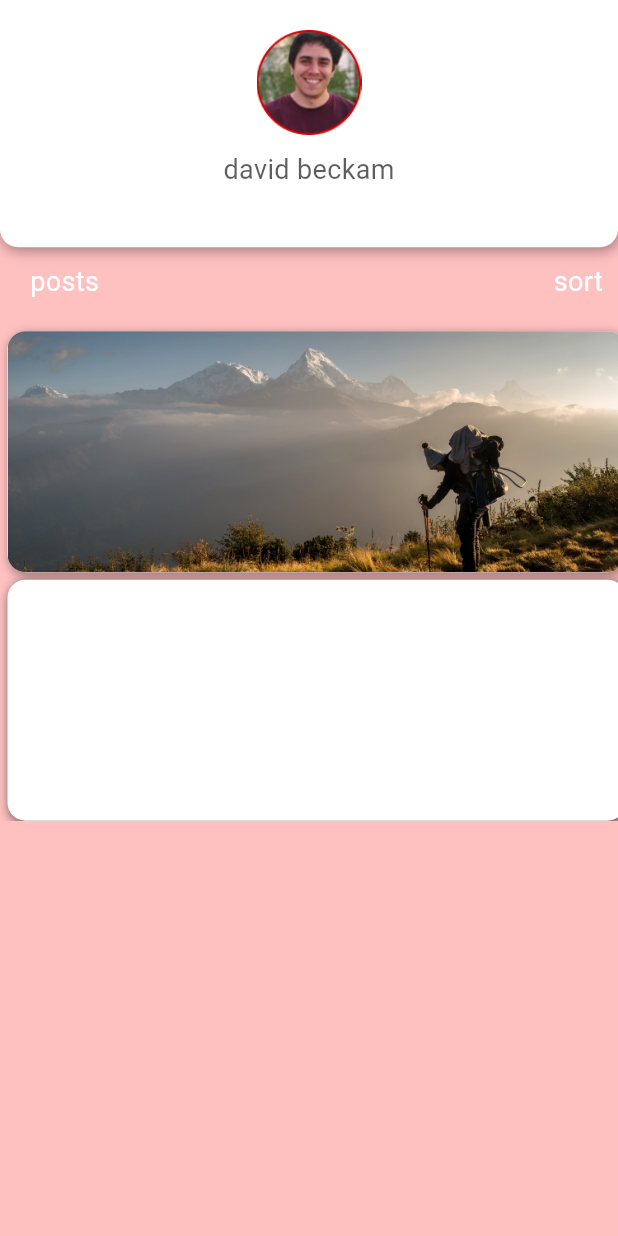
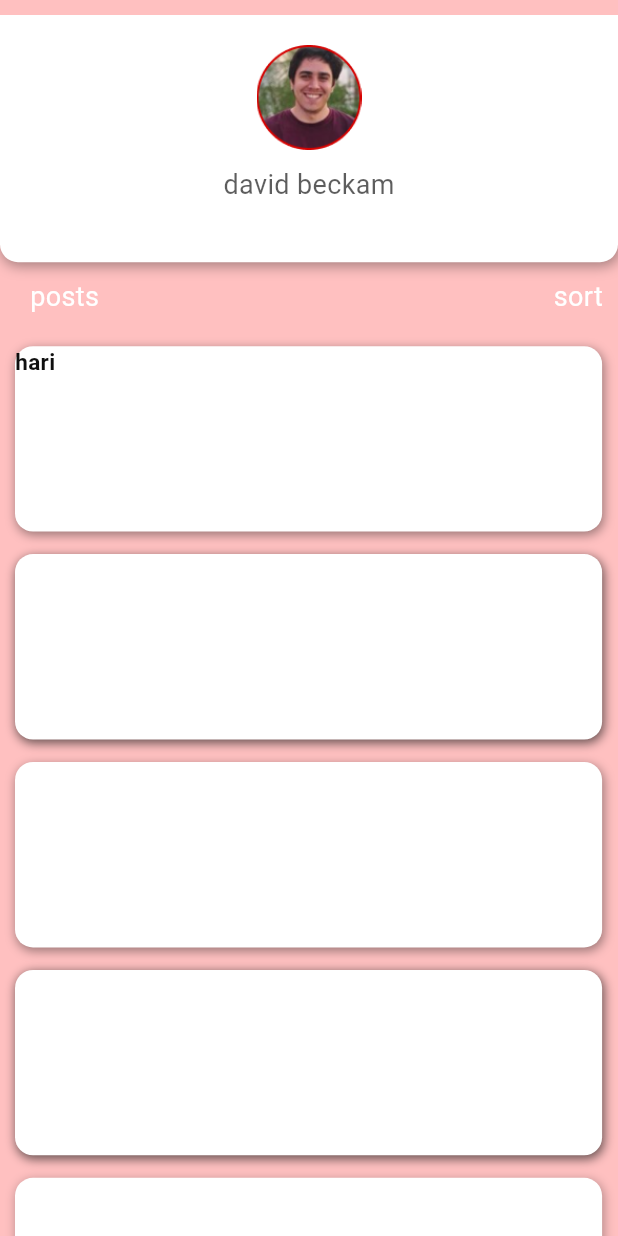
Before and after one commit to Alphonsa-Project/wander-in-flutter, a Flutter app: the screen it shows after launch, on a phone screen of 412 x 824 dp. Run offline on Flutter 3.47's test engine with Material 3 defaults, Android fonts, the phone set to English and light mode, and no system bars; our stand-ins replace firebase_core; accounts and stored records are empty; Roboto replaces fonts that are missing (fam).

Commit message:
blogpage changed

```diff
--- a/lib/blogs.dart
+++ b/lib/blogs.dart
@@ -13,8 +13,14 @@
     return Scaffold(
       backgroundColor: Color.fromARGB(255, 255, 192, 192),
       body: SafeArea(
+        child: Padding(
+          padding: const EdgeInsets.only(top: 10.0),
           child: Container(
             height: MediaQuery.of(context).size.height,
+            width: MediaQuery.of(context).size.width,
+            child: SingleChildScrollView(
+              child: Container(
+                //height: MediaQuery.of(context).size.height,
                 width: MediaQuery.of(context).size.width,
                 child: Column(
                   mainAxisAlignment: MainAxisAlignment.start,
@@ -47,8 +53,8 @@
                                   width: 70,
                                   decoration: BoxDecoration(
                                       image: DecorationImage(
-                                  image:
-                                      AssetImage("assets/images/david.png"))),
+                                          image: AssetImage(
+                                              "assets/images/david.png"))),
                                 ),
                               ),
                             ),
@@ -59,7 +65,8 @@
                               child: Text(
                                 'david beckam',
                                 style: TextStyle(
-                            fontSize: 18, color: Color.fromARGB(162, 0, 0, 0)),
+                                    fontSize: 18,
+                                    color: Color.fromARGB(162, 0, 0, 0)),
                               ),
                             ),
                           ),
@@ -78,16 +85,14 @@
                                 color: Color.fromARGB(255, 255, 255, 255)),
                           ),
                         ),
-                Center(
-                  child: Padding(
-                    padding:
-                        const EdgeInsets.only(left: 20, top: 10, right: 10),
+                        Padding(
+                          padding: const EdgeInsets.only(
+                              left: 20, top: 10, right: 10),
                           child: Text(
                             'sort',
                             style: TextStyle(
                                 fontSize: 18,
                                 color: Color.fromARGB(255, 255, 255, 255)),
-                    ),
                           ),
                         ),
                       ],
@@ -103,19 +108,17 @@
                     // ),
                     SingleChildScrollView(
                       scrollDirection: Axis.horizontal,
-              child: Row(
-                children: [
-                  Column(
+                      child: Column(
                         children: [
                           Padding(
-                        padding: const EdgeInsets.only(left: 5.0, top: 20),
+                            padding: const EdgeInsets.only(
+                              left: 10,
+                              top: 20,
+                            ),
                             child: Container(
-                          height: MediaQuery.of(context).size.height * .195,
-                          width: MediaQuery.of(context).size.width,
+                              height: MediaQuery.of(context).size.height * .15,
+                              width: MediaQuery.of(context).size.width * .95,
                               decoration: BoxDecoration(
-                              image: DecorationImage(
-                                  image: AssetImage('assets/images/r.png'),
-                                  fit: BoxFit.cover),
                                   color: Color.fromARGB(255, 255, 255, 255),
                                   borderRadius: BorderRadius.circular(12),
                                   boxShadow: [
@@ -124,13 +127,30 @@
                                         blurRadius: 5,
                                         offset: Offset(1, 2))
                                   ]),
+                              child: Column(
+                                mainAxisAlignment: MainAxisAlignment.start,
+                                crossAxisAlignment: CrossAxisAlignment.start,
+                                children: [
+                                  Text(
+                                    "hari ",
+                                    style: TextStyle(
+                                        fontSize: 15,
+                                        color: Color(0xff0000000),
+                                        fontWeight: FontWeight.w700,
+                                        fontFamily: 'fam'),
+                                  ),
+                                ],
+                              ),
                             ),
                           ),
                           Padding(
-                        padding: const EdgeInsets.only(left: 5.0, top: 5),
+                            padding: const EdgeInsets.only(
+                              left: 10,
+                              top: 15,
+                            ),
                             child: Container(
-                          height: MediaQuery.of(context).size.height * .195,
-                          width: MediaQuery.of(context).size.width,
+                              height: MediaQuery.of(context).size.height * .15,
+                              width: MediaQuery.of(context).size.width * .95,
                               decoration: BoxDecoration(
                                   color: Color.fromARGB(255, 255, 255, 255),
                                   borderRadius: BorderRadius.circular(12),
@@ -142,15 +162,11 @@
                                   ]),
                             ),
                           ),
-                    ],
-                  ),
-                  Column(
-                    children: [
                           Padding(
-                        padding: const EdgeInsets.only(left: 5.0, top: 20),
+                            padding: const EdgeInsets.only(left: 10, top: 15),
                             child: Container(
-                          height: MediaQuery.of(context).size.height * .195,
-                          width: MediaQuery.of(context).size.width * .45,
+                              height: MediaQuery.of(context).size.height * .15,
+                              width: MediaQuery.of(context).size.width * .95,
                               decoration: BoxDecoration(
                                   color: Color.fromARGB(255, 255, 255, 255),
                                   borderRadius: BorderRadius.circular(12),
@@ -163,10 +179,10 @@
                             ),
                           ),
                           Padding(
-                        padding: const EdgeInsets.only(left: 5.0, top: 5),
+                            padding: const EdgeInsets.only(left: 10, top: 15),
                             child: Container(
-                          height: MediaQuery.of(context).size.height * .195,
-                          width: MediaQuery.of(context).size.width * .45,
+                              height: MediaQuery.of(context).size.height * .15,
+                              width: MediaQuery.of(context).size.width * .95,
                               decoration: BoxDecoration(
                                   color: Color.fromARGB(255, 255, 255, 255),
                                   borderRadius: BorderRadius.circular(12),
@@ -178,15 +194,11 @@
                                   ]),
                             ),
                           ),
-                    ],
-                  ),
-                  Column(
-                    children: [
                           Padding(
-                        padding: const EdgeInsets.only(left: 5.0, top: 20),
+                            padding: const EdgeInsets.only(left: 10, top: 15),
                             child: Container(
-                          height: MediaQuery.of(context).size.height * .195,
-                          width: MediaQuery.of(context).size.width * .45,
+                              height: MediaQuery.of(context).size.height * .15,
+                              width: MediaQuery.of(context).size.width * .95,
                               decoration: BoxDecoration(
                                   color: Color.fromARGB(255, 255, 255, 255),
                                   borderRadius: BorderRadius.circular(12),
@@ -199,10 +211,10 @@
                             ),
                           ),
                           Padding(
-                        padding: const EdgeInsets.only(left: 5.0, top: 5),
+                            padding: const EdgeInsets.only(top: 15, left: 10),
                             child: Container(
-                          height: MediaQuery.of(context).size.height * .195,
-                          width: MediaQuery.of(context).size.width * .45,
+                              height: MediaQuery.of(context).size.height * .15,
+                              width: MediaQuery.of(context).size.width * .95,
                               decoration: BoxDecoration(
                                   color: Color.fromARGB(255, 255, 255, 255),
                                   borderRadius: BorderRadius.circular(12),
@@ -215,13 +227,15 @@
                             ),
                           ),
                         ],
-                  )
-                ],
                       ),
                     )
                   ],
                 ),
-      )),
+              ),
+            ),
+          ),
+        ),
+      ),
     );
   }
 }
```
Lines whose indentation alone changed are shown as unchanged.
